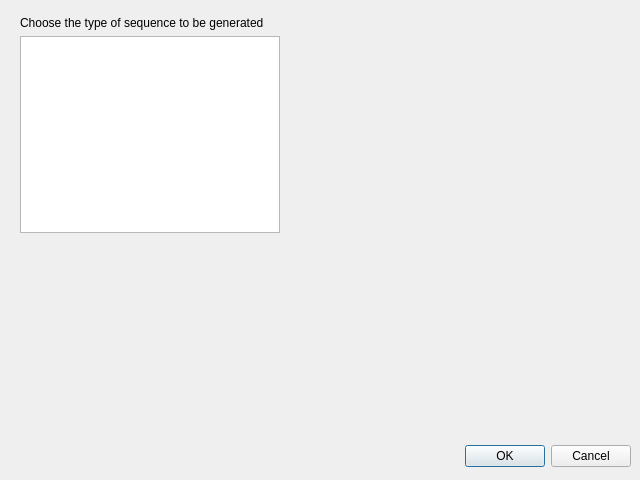
Qt form DriveSerial/DI_seqence_gen.ui (beppemiletto/engine-calibration-tools) before a commit.
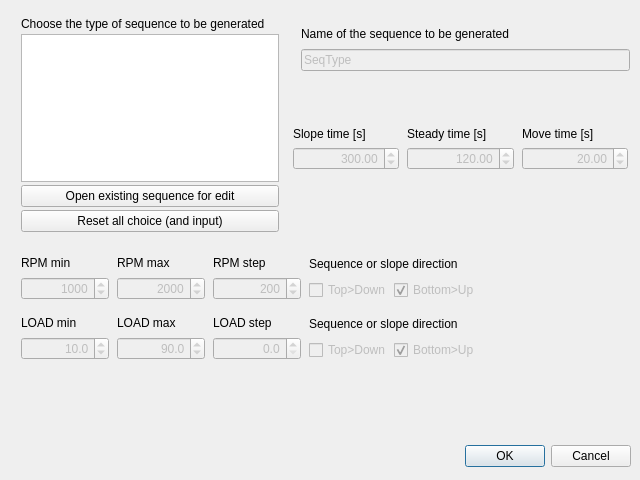
The same form after that commit.

Commit message: Developed the time history generator for steady state sequence. Vectors and Table Starting the GUI in PyQt4- 2 windows draft

The edit to the form file:
```diff
--- a/DriveSerial/DI_seqence_gen.ui
+++ b/DriveSerial/DI_seqence_gen.ui
@@ -29,7 +29,7 @@
     <set>QDialogButtonBox::Cancel|QDialogButtonBox::Ok</set>
    </property>
   </widget>
-  <widget class="QWidget" name="">
+  <widget class="QWidget" name="layoutWidget">
    <property name="geometry">
     <rect>
      <x>20</x>
@@ -38,7 +38,13 @@
      <height>217</height>
     </rect>
    </property>
-   <layout class="QVBoxLayout" name="verticalLayout">
+   <layout class="QVBoxLayout" name="verticalLayout_type">
+    <property name="spacing">
+     <number>3</number>
+    </property>
+    <property name="margin">
+     <number>1</number>
+    </property>
     <item>
      <widget class="QLabel" name="label_seq_gen">
       <property name="text">
@@ -47,10 +53,558 @@
      </widget>
     </item>
     <item>
-     <widget class="QListView" name="listView_types"/>
+     <widget class="QListWidget" name="listWidget_types"/>
     </item>
+    <item>
+     <widget class="QPushButton" name="pushButton_open_existing_seq">
+      <property name="text">
+       <string>Open existing sequence for edit</string>
+      </property>
+     </widget>
+    </item>
+    <item>
+     <widget class="QPushButton" name="pushButton_reset_seq_gen">
+      <property name="text">
+       <string>Reset all choice (and input)</string>
+      </property>
+     </widget>
+    </item>
    </layout>
   </widget>
+  <widget class="QWidget" name="layoutWidget_4">
+   <property name="geometry">
+    <rect>
+     <x>20</x>
+     <y>310</y>
+     <width>461</width>
+     <height>51</height>
+    </rect>
+   </property>
+   <layout class="QHBoxLayout" name="horizontalLayout_LOAD">
+    <item>
+     <layout class="QVBoxLayout" name="verticalLayout_load_min">
+      <property name="spacing">
+       <number>3</number>
+      </property>
+      <property name="margin">
+       <number>1</number>
+      </property>
+      <item>
+       <widget class="QLabel" name="label_load_min">
+        <property name="text">
+         <string>LOAD min</string>
+        </property>
+       </widget>
+      </item>
+      <item>
+       <widget class="QDoubleSpinBox" name="doubleSpinBox_load_min">
+        <property name="enabled">
+         <bool>false</bool>
+        </property>
+        <property name="frame">
+         <bool>true</bool>
+        </property>
+        <property name="alignment">
+         <set>Qt::AlignRight|Qt::AlignTrailing|Qt::AlignVCenter</set>
+        </property>
+        <property name="decimals">
+         <number>1</number>
+        </property>
+        <property name="singleStep">
+         <double>0.000000000000000</double>
+        </property>
+        <property name="value">
+         <double>10.000000000000000</double>
+        </property>
+       </widget>
+      </item>
+     </layout>
+    </item>
+    <item>
+     <layout class="QVBoxLayout" name="verticalLayout_load_max">
+      <property name="spacing">
+       <number>3</number>
+      </property>
+      <property name="margin">
+       <number>1</number>
+      </property>
+      <item>
+       <widget class="QLabel" name="label_load_max">
+        <property name="text">
+         <string>LOAD max</string>
+        </property>
+       </widget>
+      </item>
+      <item>
+       <widget class="QDoubleSpinBox" name="doubleSpinBox_load_max">
+        <property name="enabled">
+         <bool>false</bool>
+        </property>
+        <property name="frame">
+         <bool>true</bool>
+        </property>
+        <property name="alignment">
+         <set>Qt::AlignRight|Qt::AlignTrailing|Qt::AlignVCenter</set>
+        </property>
+        <property name="decimals">
+         <number>1</number>
+        </property>
+        <property name="value">
+         <double>90.000000000000000</double>
+        </property>
+       </widget>
+      </item>
+     </layout>
+    </item>
+    <item>
+     <layout class="QVBoxLayout" name="verticalLayout_load_step">
+      <property name="spacing">
+       <number>3</number>
+      </property>
+      <property name="margin">
+       <number>1</number>
+      </property>
+      <item>
+       <widget class="QLabel" name="label_load_step">
+        <property name="text">
+         <string>LOAD step</string>
+        </property>
+       </widget>
+      </item>
+      <item>
+       <widget class="QDoubleSpinBox" name="doubleSpinBox_load_step">
+        <property name="enabled">
+         <bool>false</bool>
+        </property>
+        <property name="alignment">
+         <set>Qt::AlignRight|Qt::AlignTrailing|Qt::AlignVCenter</set>
+        </property>
+        <property name="decimals">
+         <number>1</number>
+        </property>
+       </widget>
+      </item>
+     </layout>
+    </item>
+    <item>
+     <layout class="QVBoxLayout" name="verticalLayout_rpm_direction_2">
+      <property name="spacing">
+       <number>3</number>
+      </property>
+      <property name="margin">
+       <number>1</number>
+      </property>
+      <item>
+       <widget class="QLabel" name="label_load_direction">
+        <property name="text">
+         <string>Sequence or slope direction</string>
+        </property>
+       </widget>
+      </item>
+      <item>
+       <layout class="QHBoxLayout" name="horizontalLayout_4">
+        <item>
+         <widget class="QCheckBox" name="checkBox_load_dir_TD">
+          <property name="enabled">
+           <bool>false</bool>
+          </property>
+          <property name="text">
+           <string>Top&gt;Down</string>
+          </property>
+          <property name="autoExclusive">
+           <bool>true</bool>
+          </property>
+         </widget>
+        </item>
+        <item>
+         <widget class="QCheckBox" name="checkBox_load_dir_BU">
+          <property name="enabled">
+           <bool>false</bool>
+          </property>
+          <property name="text">
+           <string>Bottom&gt;Up</string>
+          </property>
+          <property name="checked">
+           <bool>true</bool>
+          </property>
+          <property name="autoExclusive">
+           <bool>true</bool>
+          </property>
+         </widget>
+        </item>
+       </layout>
+      </item>
+     </layout>
+    </item>
+   </layout>
+  </widget>
+  <widget class="QWidget" name="">
+   <property name="geometry">
+    <rect>
+     <x>300</x>
+     <y>20</y>
+     <width>331</width>
+     <height>52</height>
+    </rect>
+   </property>
+   <layout class="QVBoxLayout" name="verticalLayout_seq_name">
+    <property name="spacing">
+     <number>3</number>
+    </property>
+    <property name="margin">
+     <number>1</number>
+    </property>
+    <item>
+     <widget class="QLabel" name="label_gen_seq_name">
+      <property name="toolTip">
+       <string>Insert the name you want assign to the sequence to be generated</string>
+      </property>
+      <property name="text">
+       <string>Name of the sequence to be generated</string>
+      </property>
+     </widget>
+    </item>
+    <item>
+     <widget class="QLineEdit" name="lineEdit_gen_seq_name">
+      <property name="enabled">
+       <bool>false</bool>
+      </property>
+      <property name="text">
+       <string>SeqType</string>
+      </property>
+      <property name="maxLength">
+       <number>127</number>
+      </property>
+     </widget>
+    </item>
+   </layout>
+  </widget>
+  <widget class="QWidget" name="">
+   <property name="geometry">
+    <rect>
+     <x>290</x>
+     <y>120</y>
+     <width>341</width>
+     <height>53</height>
+    </rect>
+   </property>
+   <layout class="QHBoxLayout" name="horizontalLayout_timing">
+    <property name="margin">
+     <number>2</number>
+    </property>
+    <item>
+     <layout class="QVBoxLayout" name="verticalLayout_time_slope">
+      <property name="spacing">
+       <number>3</number>
+      </property>
+      <property name="margin">
+       <number>1</number>
+      </property>
+      <item>
+       <widget class="QLabel" name="label_slope_time">
+        <property name="text">
+         <string>Slope time [s]</string>
+        </property>
+       </widget>
+      </item>
+      <item>
+       <widget class="QDoubleSpinBox" name="doubleSpinBox_slope_time">
+        <property name="enabled">
+         <bool>false</bool>
+        </property>
+        <property name="alignment">
+         <set>Qt::AlignRight|Qt::AlignTrailing|Qt::AlignVCenter</set>
+        </property>
+        <property name="maximum">
+         <double>3600.000000000000000</double>
+        </property>
+        <property name="singleStep">
+         <double>30.000000000000000</double>
+        </property>
+        <property name="value">
+         <double>300.000000000000000</double>
+        </property>
+       </widget>
+      </item>
+     </layout>
+    </item>
+    <item>
+     <layout class="QVBoxLayout" name="verticalLayout_time_steady">
+      <property name="spacing">
+       <number>3</number>
+      </property>
+      <property name="margin">
+       <number>1</number>
+      </property>
+      <item>
+       <widget class="QLabel" name="label_steady_time">
+        <property name="text">
+         <string>Steady time [s]</string>
+        </property>
+       </widget>
+      </item>
+      <item>
+       <widget class="QDoubleSpinBox" name="doubleSpinBox_steady_time">
+        <property name="enabled">
+         <bool>false</bool>
+        </property>
+        <property name="alignment">
+         <set>Qt::AlignRight|Qt::AlignTrailing|Qt::AlignVCenter</set>
+        </property>
+        <property name="maximum">
+         <double>3600.000000000000000</double>
+        </property>
+        <property name="singleStep">
+         <double>30.000000000000000</double>
+        </property>
+        <property name="value">
+         <double>120.000000000000000</double>
+        </property>
+       </widget>
+      </item>
+     </layout>
+    </item>
+    <item>
+     <layout class="QVBoxLayout" name="verticalLayout_time_move">
+      <property name="spacing">
+       <number>3</number>
+      </property>
+      <property name="margin">
+       <number>1</number>
+      </property>
+      <item>
+       <widget class="QLabel" name="label_move_time">
+        <property name="text">
+         <string>Move time [s]</string>
+        </property>
+       </widget>
+      </item>
+      <item>
+       <widget class="QDoubleSpinBox" name="doubleSpinBox_move_time">
+        <property name="enabled">
+         <bool>false</bool>
+        </property>
+        <property name="alignment">
+         <set>Qt::AlignRight|Qt::AlignTrailing|Qt::AlignVCenter</set>
+        </property>
+        <property name="maximum">
+         <double>600.000000000000000</double>
+        </property>
+        <property name="singleStep">
+         <double>5.000000000000000</double>
+        </property>
+        <property name="value">
+         <double>20.000000000000000</double>
+        </property>
+       </widget>
+      </item>
+     </layout>
+    </item>
+   </layout>
+  </widget>
+  <widget class="QWidget" name="">
+   <property name="geometry">
+    <rect>
+     <x>20</x>
+     <y>250</y>
+     <width>461</width>
+     <height>51</height>
+    </rect>
+   </property>
+   <layout class="QHBoxLayout" name="horizontalLayout_SPEED">
+    <item>
+     <layout class="QVBoxLayout" name="verticalLayout_rpm_min">
+      <property name="spacing">
+       <number>3</number>
+      </property>
+      <property name="margin">
+       <number>1</number>
+      </property>
+      <item>
+       <widget class="QLabel" name="label_speed_min">
+        <property name="text">
+         <string>RPM min</string>
+        </property>
+       </widget>
+      </item>
+      <item>
+       <widget class="QSpinBox" name="spinBox_rpm_min">
+        <property name="enabled">
+         <bool>false</bool>
+        </property>
+        <property name="frame">
+         <bool>true</bool>
+        </property>
+        <property name="alignment">
+         <set>Qt::AlignRight|Qt::AlignTrailing|Qt::AlignVCenter</set>
+        </property>
+        <property name="minimum">
+         <number>400</number>
+        </property>
+        <property name="maximum">
+         <number>2500</number>
+        </property>
+        <property name="singleStep">
+         <number>10</number>
+        </property>
+        <property name="value">
+         <number>1000</number>
+        </property>
+       </widget>
+      </item>
+     </layout>
+    </item>
+    <item>
+     <layout class="QVBoxLayout" name="verticalLayout_rpm_max">
+      <property name="spacing">
+       <number>3</number>
+      </property>
+      <property name="margin">
+       <number>1</number>
+      </property>
+      <item>
+       <widget class="QLabel" name="label_speed_max">
+        <property name="text">
+         <string>RPM max</string>
+        </property>
+       </widget>
+      </item>
+      <item>
+       <widget class="QSpinBox" name="spinBox_rpm_max">
+        <property name="enabled">
+         <bool>false</bool>
+        </property>
+        <property name="frame">
+         <bool>true</bool>
+        </property>
+        <property name="alignment">
+         <set>Qt::AlignRight|Qt::AlignTrailing|Qt::AlignVCenter</set>
+        </property>
+        <property name="minimum">
+         <number>400</number>
+        </property>
+        <property name="maximum">
+         <number>2500</number>
+        </property>
+        <property name="singleStep">
+         <number>10</number>
+        </property>
+        <property name="value">
+         <number>2000</number>
+        </property>
+       </widget>
+      </item>
+     </layout>
+    </item>
+    <item>
+     <layout class="QVBoxLayout" name="verticalLayout_rpm_step">
+      <property name="spacing">
+       <number>3</number>
+      </property>
+      <property name="margin">
+       <number>1</number>
+      </property>
+      <item>
+       <widget class="QLabel" name="label_speed_step">
+        <property name="text">
+         <string>RPM step</string>
+        </property>
+       </widget>
+      </item>
+      <item>
+       <widget class="QSpinBox" name="spinBox_rpm_step">
+        <property name="enabled">
+         <bool>false</bool>
+        </property>
+        <property name="alignment">
+         <set>Qt::AlignRight|Qt::AlignTrailing|Qt::AlignVCenter</set>
+        </property>
+        <property name="minimum">
+         <number>25</number>
+        </property>
+        <property name="maximum">
+         <number>2500</number>
+        </property>
+        <property name="singleStep">
+         <number>10</number>
+        </property>
+        <property name="value">
+         <number>200</number>
+        </property>
+       </widget>
+      </item>
+     </layout>
+    </item>
+    <item>
+     <layout class="QVBoxLayout" name="verticalLayout_rpm_direction">
+      <property name="spacing">
+       <number>3</number>
+      </property>
+      <property name="margin">
+       <number>1</number>
+      </property>
+      <item>
+       <widget class="QLabel" name="label_speed_direction">
+        <property name="text">
+         <string>Sequence or slope direction</string>
+        </property>
+       </widget>
+      </item>
+      <item>
+       <layout class="QHBoxLayout" name="horizontalLayout_speed_direction">
+        <item>
+         <widget class="QCheckBox" name="checkBox_rpm_dir_TD">
+          <property name="enabled">
+           <bool>false</bool>
+          </property>
+          <property name="text">
+           <string>Top&gt;Down</string>
+          </property>
+          <property name="autoExclusive">
+           <bool>true</bool>
+          </property>
+         </widget>
+        </item>
+        <item>
+         <widget class="QCheckBox" name="checkBox_rpm_dir_BU">
+          <property name="enabled">
+           <bool>false</bool>
+          </property>
+          <property name="text">
+           <string>Bottom&gt;Up</string>
+          </property>
+          <property name="checked">
+           <bool>true</bool>
+          </property>
+          <property name="autoExclusive">
+           <bool>true</bool>
+          </property>
+         </widget>
+        </item>
+       </layout>
+      </item>
+     </layout>
+    </item>
+   </layout>
+  </widget>
+  <zorder>buttonBox</zorder>
+  <zorder>layoutWidget</zorder>
+  <zorder>lineEdit_gen_seq_name</zorder>
+  <zorder>label_gen_seq_name</zorder>
+  <zorder>spinBox_rpm_min</zorder>
+  <zorder>label_speed_min</zorder>
+  <zorder>spinBox_rpm_max</zorder>
+  <zorder>label_speed_max</zorder>
+  <zorder>label_speed_step</zorder>
+  <zorder>spinBox_rpm_step</zorder>
+  <zorder>checkBox_rpm_dir_TD</zorder>
+  <zorder>label_speed_direction</zorder>
+  <zorder>checkBox_rpm_dir_BU</zorder>
+  <zorder>layoutWidget_2</zorder>
+  <zorder>layoutWidget_2</zorder>
+  <zorder>listWidget_types</zorder>
+  <zorder>layoutWidget_3</zorder>
+  <zorder>layoutWidget_4</zorder>
  </widget>
  <resources/>
  <connections>
```
The commit also changes 3 other files.
